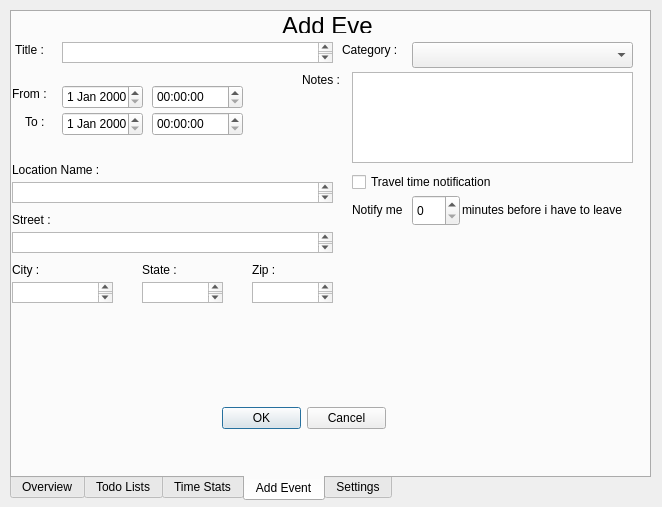
oscarl1127/CSUSM_CS441_Project, file Calendar/mainwindowtabbed.ui: the form before one commit.
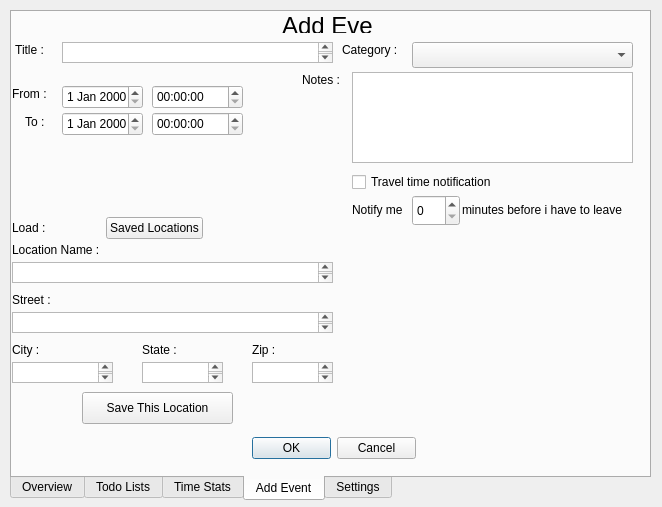
The form after the commit. The open tabs and pages were chosen to show the change.

What changed in the file:
```diff
--- a/Calendar/mainwindowtabbed.ui
+++ b/Calendar/mainwindowtabbed.ui
@@ -368,7 +368,7 @@
      <property name="geometry">
       <rect>
        <x>0</x>
-       <y>250</y>
+       <y>330</y>
        <width>60</width>
        <height>16</height>
       </rect>
@@ -439,8 +439,8 @@
     <widget class="QDialogButtonBox" name="AddEvent_AcceptDeclineButton">
      <property name="geometry">
       <rect>
-       <x>210</x>
-       <y>390</y>
+       <x>240</x>
+       <y>420</y>
        <width>164</width>
        <height>32</height>
       </rect>
@@ -453,7 +453,7 @@
      <property name="geometry">
       <rect>
        <x>130</x>
-       <y>270</y>
+       <y>350</y>
        <width>81</width>
        <height>21</height>
       </rect>
@@ -463,7 +463,7 @@
      <property name="geometry">
       <rect>
        <x>0</x>
-       <y>220</y>
+       <y>300</y>
        <width>321</width>
        <height>21</height>
       </rect>
@@ -512,7 +512,7 @@
      <property name="geometry">
       <rect>
        <x>0</x>
-       <y>170</y>
+       <y>250</y>
        <width>321</width>
        <height>21</height>
       </rect>
@@ -522,7 +522,7 @@
      <property name="geometry">
       <rect>
        <x>0</x>
-       <y>150</y>
+       <y>230</y>
        <width>101</width>
        <height>16</height>
       </rect>
@@ -558,7 +558,7 @@
      <property name="geometry">
       <rect>
        <x>240</x>
-       <y>270</y>
+       <y>350</y>
        <width>81</width>
        <height>21</height>
       </rect>
@@ -568,7 +568,7 @@
      <property name="geometry">
       <rect>
        <x>240</x>
-       <y>250</y>
+       <y>330</y>
        <width>60</width>
        <height>16</height>
       </rect>
@@ -591,7 +591,7 @@
      <property name="geometry">
       <rect>
        <x>0</x>
-       <y>270</y>
+       <y>350</y>
        <width>101</width>
        <height>21</height>
       </rect>
@@ -601,7 +601,7 @@
      <property name="geometry">
       <rect>
        <x>0</x>
-       <y>200</y>
+       <y>280</y>
        <width>60</width>
        <height>16</height>
       </rect>
@@ -614,7 +614,7 @@
      <property name="geometry">
       <rect>
        <x>130</x>
-       <y>250</y>
+       <y>330</y>
        <width>60</width>
        <height>16</height>
       </rect>
@@ -636,6 +636,45 @@
       <string>Notes :</string>
      </property>
     </widget>
+    <widget class="QPushButton" name="AddEvent_SaveThisLocationButton">
+     <property name="geometry">
+      <rect>
+       <x>70</x>
+       <y>380</y>
+       <width>151</width>
+       <height>32</height>
+      </rect>
+     </property>
+     <property name="text">
+      <string>Save This Location</string>
+     </property>
+    </widget>
+    <widget class="QWidget" name="layoutWidget_2">
+     <property name="geometry">
+      <rect>
+       <x>0</x>
+       <y>200</y>
+       <width>191</width>
+       <height>32</height>
+      </rect>
+     </property>
+     <layout class="QHBoxLayout" name="horizontalLayout">
+      <item>
+       <widget class="QLabel" name="AddEvent_LoadSavedLabel">
+        <property name="text">
+         <string>Load :</string>
+        </property>
+       </widget>
+      </item>
+      <item>
+       <widget class="QPushButton" name="AddEvent_LoadSavedLocationButton">
+        <property name="text">
+         <string>Saved Locations</string>
+        </property>
+       </widget>
+      </item>
+     </layout>
+    </widget>
    </widget>
    <widget class="QWidget" name="AppSettingsTab">
     <attribute name="title">
```
Left out of the diff: 4 changed lines with no effect on the pictures.
